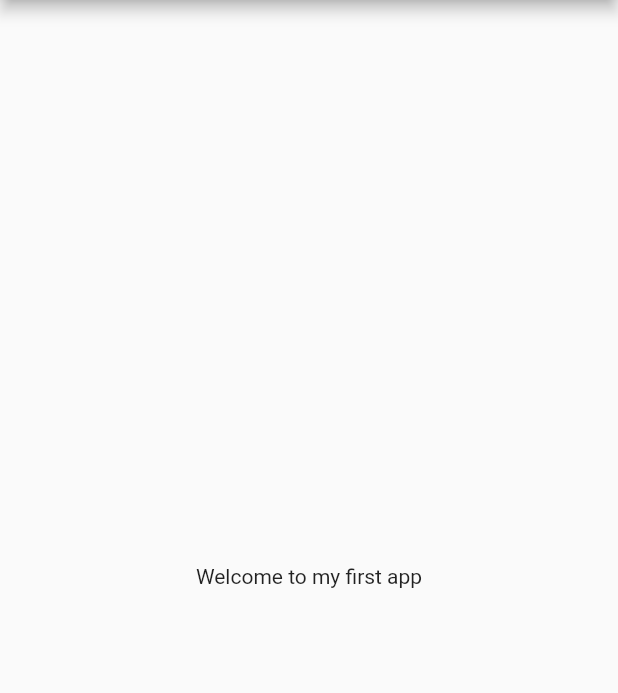
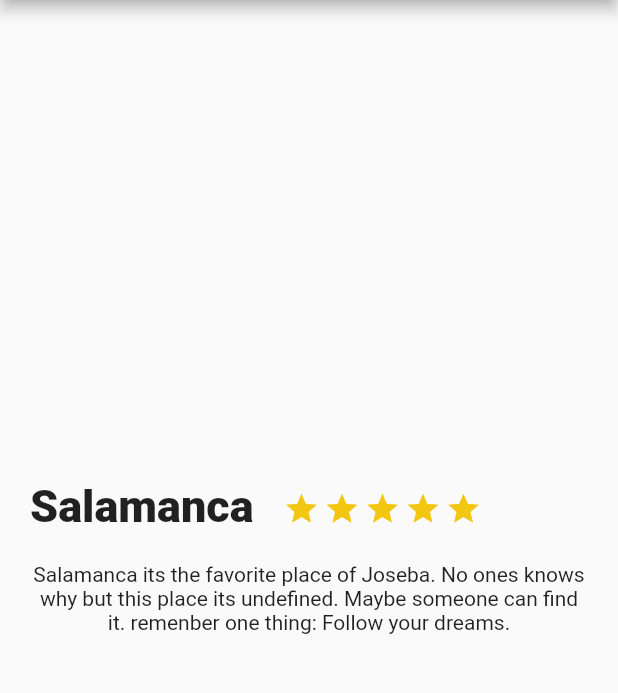
Before and after one commit to Brillande/hello_world, a Flutter app: the screen it shows after launch, on a phone screen of 412 x 824 dp, the part 84-777 px from its top. Run offline on Flutter 3.47's test engine with Material 2 defaults, Android fonts, the phone set to English and light mode, and no system bars.

```diff
--- /dev/null
+++ b/lib/description_place.dart
@@ -0,0 +1,69 @@
+import 'package:flutter/material.dart';
+
+class DescriptionPlace extends StatelessWidget {
+  @override
+  Widget build(BuildContext context) {
+
+    final star=Container(
+      margin:EdgeInsets.only(
+        top:323.0,
+        right:3.0,
+      ),
+
+      child:Icon(
+        Icons.star,
+        color: Color(0xFFf2c611),
+      ),
+    );
+
+    final description=Container(
+      margin:EdgeInsets.only(
+        top:20.0,
+        left:20.0,
+        right:20.0
+      ),
+       child: Text(
+        "Salamanca its the favorite place of Joseba. No ones knows why but this place its undefined. Maybe someone can find it. remenber one thing: Follow your dreams.",
+          style:TextStyle(
+            fontSize: 14.0,
+            fontWeight: FontWeight.normal
+          ),
+          textAlign: TextAlign.center
+      )
+    );
+
+    final title_stars = Row(
+      children: <Widget>[
+        Container(
+          margin:EdgeInsets.only(
+            top: 320.0,
+            left:20.0,
+            right: 20.0,
+          ),
+          child: Text(
+            "Salamanca",
+              style: TextStyle(
+                fontSize:30.0,
+                fontWeight: FontWeight.w900
+              ),
+              textAlign: TextAlign.center,
+            ),
+          ),
+          Row(children: <Widget>[
+            star,
+            star,
+            star,
+            star,
+            star
+          ],
+        ),
+      ],
+    );
+
+    return Column(children: <Widget>[
+      title_stars,
+      description
+      ],
+    );
+  }
+}
--- a/lib/main.dart
+++ b/lib/main.dart
@@ -1,4 +1,5 @@
 import 'package:flutter/material.dart';
+import 'description_place.dart';
 
 void main() => runApp(MyApp());
 
@@ -24,10 +25,7 @@ class MyApp extends StatelessWidget {
         appBar: AppBar(
           title: Text("Hello World"),
         ) ,
-        body: Center(
-         child: Text("Welcome to my first app")
-        ),
-
+        body: new DescriptionPlace(),
       )
     );
   }
```
